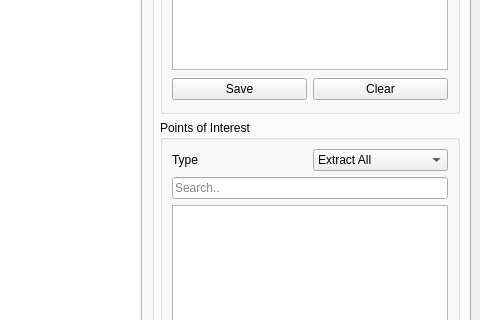
Qt form src/GUI/ui_files/BATT5_GUI.ui (adalio0/BATT5) before a commit; both pictures show x 477 to 957 and y 99 to 419 of the 957 by 716 pixel window.
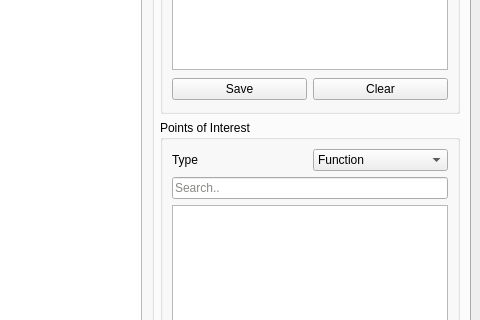
The same form after that commit. The open tabs and pages were chosen to show the change.

```diff
--- a/src/GUI/ui_files/BATT5_GUI.ui
+++ b/src/GUI/ui_files/BATT5_GUI.ui
@@ -702,11 +702,6 @@
                   <layout class="QGridLayout" name="poi_layout_2">
                    <item row="0" column="1">
                     <widget class="QComboBox" name="poiType_dropdown_2">
-                     <item>
-                      <property name="text">
-                       <string>Extract All</string>
-                      </property>
-                     </item>
                      <item>
                       <property name="text">
                        <string>Function</string>
```
